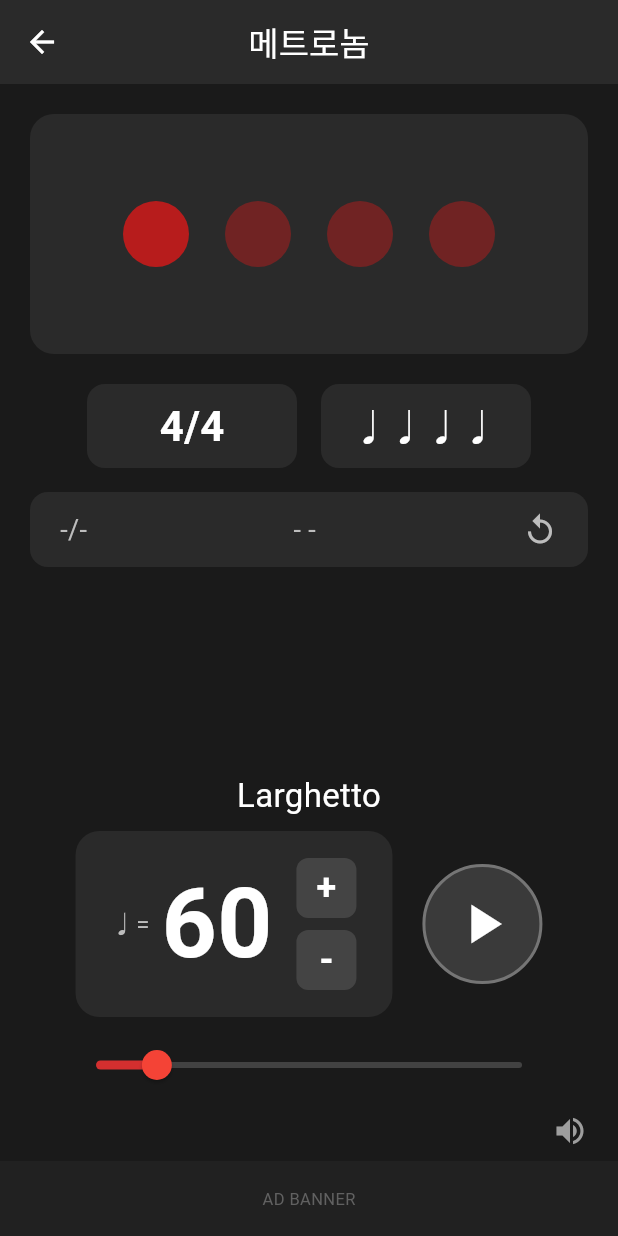
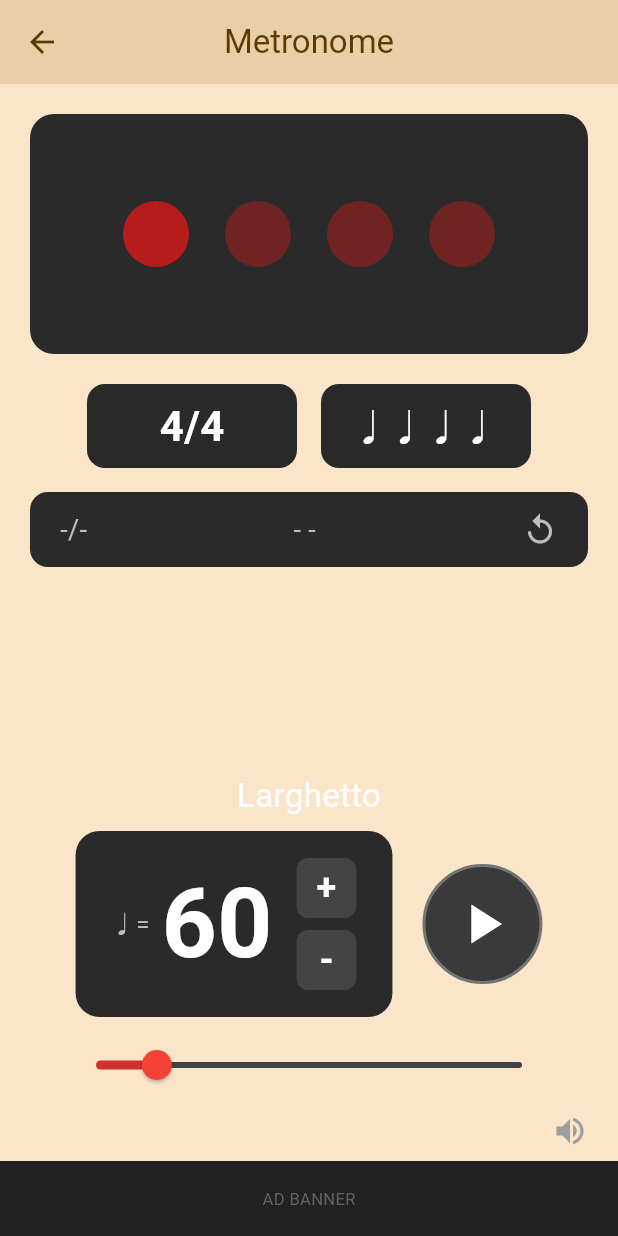
Before and after one commit to rnak24-lab/guitar-teacher, a Flutter app: the MetronomeScreen screen opened directly, on a phone screen of 412 x 824 dp. Run offline on Flutter 3.47's test engine with Material 3 defaults, Android fonts, the phone set to English and light mode, and no system bars; our stand-ins replace shared_preferences; accounts and stored records are empty.

Commit message:
fix: Unified AppBar design - subtle, slightly darker than background
- Light: AppBar #E8CFA8 (warm apricot, darker than bg #FAE5C8)
- Dark: AppBar #1A1A1A (slightly darker than bg #121212)
- Removed all hardcoded AppBar colors (blue, orange, purple, gold)
- All screens now follow theme AppBar consistently
- Zero elevation, clean flat design
- English titles for tuner/metronome

Co-Authored-By: Claude Opus 4.6 (1M context) <noreply@anthropic.com>

```diff
--- a/lib/main.dart
+++ b/lib/main.dart
@@ -41,9 +41,11 @@ class GuitarTeacherAppState extends State<GuitarTeacherApp> {
     scaffoldBackgroundColor: const Color(0xFFFAE5C8),
     useMaterial3: true,
     appBarTheme: const AppBarTheme(
-      backgroundColor: Color(0xFF8B6914),
-      foregroundColor: Colors.white,
+      backgroundColor: Color(0xFFE8CFA8),  // slightly darker than apricot bg
+      foregroundColor: Color(0xFF5D3A00),
       centerTitle: true,
+      elevation: 0,
+      scrolledUnderElevation: 0.5,
     ),
   );
 
@@ -57,9 +59,11 @@ class GuitarTeacherAppState extends State<GuitarTeacherApp> {
     scaffoldBackgroundColor: const Color(0xFF121212),
     useMaterial3: true,
     appBarTheme: const AppBarTheme(
-      backgroundColor: Color(0xFF1E1E1E),
-      foregroundColor: Colors.white,
+      backgroundColor: Color(0xFF1A1A1A),  // slightly darker than dark bg
+      foregroundColor: Color(0xFFE8CFA8),
       centerTitle: true,
+      elevation: 0,
+      scrolledUnderElevation: 0.5,
     ),
   );
 
--- a/lib/screens/chord_trainer/chord_game.dart
+++ b/lib/screens/chord_trainer/chord_game.dart
@@ -75,11 +75,8 @@ class _ChordGameState extends State<ChordGame> {
   @override
   Widget build(BuildContext context) {
     return Scaffold(
-      backgroundColor: const Color(0xFFFAE5C8),
       appBar: AppBar(
         title: Text('${tr('chord_game_title')} ($_diffLabel)'),
-        backgroundColor: const Color(0xFF8B6914),
-        foregroundColor: Colors.white,
         leading: IconButton(icon: const Icon(Icons.close), onPressed: _saveAndExit),
         actions: [
           IconButton(icon: Icon(_paused ? Icons.play_arrow : Icons.pause),
--- a/lib/screens/chord_trainer/chord_setup.dart
+++ b/lib/screens/chord_trainer/chord_setup.dart
@@ -18,10 +18,7 @@ class _ChordSetupState extends State<ChordSetup> {
     return Scaffold(
       appBar: AppBar(
         title: Text(tr('chord_setup_title')),
-        backgroundColor: const Color(0xFF8B6914),
-        foregroundColor: Colors.white,
       ),
-      backgroundColor: const Color(0xFFFAE5C8),
       body: Padding(
         padding: const EdgeInsets.all(20),
         child: Column(
--- a/lib/screens/fretboard_trainer/fretboard_game.dart
+++ b/lib/screens/fretboard_trainer/fretboard_game.dart
@@ -99,8 +99,6 @@ class _FretboardGameState extends State<FretboardGame> {
     return Scaffold(
       appBar: AppBar(
         title: Text('${tr('fretboard_game_title')} | ${tr('fretboard_score')}: $_score/$_total'),
-        backgroundColor: Colors.blue,
-        foregroundColor: Colors.white,
         leading: IconButton(icon: const Icon(Icons.close), onPressed: _saveAndExit),
         actions: [
           Row(
--- a/lib/screens/fretboard_trainer/fretboard_setup.dart
+++ b/lib/screens/fretboard_trainer/fretboard_setup.dart
@@ -127,8 +127,6 @@ class _FretboardSetupState extends State<FretboardSetup> with TickerProviderStat
     return Scaffold(
       appBar: AppBar(
         title: const Text('Note Finder 🎵'),
-        backgroundColor: const Color(0xFF4A90D9),
-        foregroundColor: Colors.white,
         leading: IconButton(icon: const Icon(Icons.close), onPressed: _saveAndExit),
         actions: [
           // Score display
--- a/lib/screens/metronome/metronome_screen.dart
+++ b/lib/screens/metronome/metronome_screen.dart
@@ -85,11 +85,8 @@ class _MetronomeScreenState extends State<MetronomeScreen> with SingleTickerProv
   @override
   Widget build(BuildContext context) {
     return Scaffold(
-      backgroundColor: const Color(0xFF1A1A1A),
       appBar: AppBar(
-        title: const Text('메트로놈'),
-        backgroundColor: const Color(0xFF2A2A2A),
-        foregroundColor: Colors.white,
+        title: const Text('Metronome'),
       ),
       body: Column(
         children: [
--- a/lib/screens/octave_trainer/octave_game.dart
+++ b/lib/screens/octave_trainer/octave_game.dart
@@ -64,8 +64,6 @@ class _OctaveGameState extends State<OctaveGame> {
     return Scaffold(
       appBar: AppBar(
         title: Text(tr('octave_game_title')),
-        backgroundColor: Colors.orange,
-        foregroundColor: Colors.white,
         leading: IconButton(
           icon: const Icon(Icons.help_outline),
           onPressed: () => showDialog(
--- a/lib/screens/octave_trainer/octave_setup.dart
+++ b/lib/screens/octave_trainer/octave_setup.dart
@@ -130,8 +130,6 @@ class _OctaveSetupState extends State<OctaveSetup> with TickerProviderStateMixin
     return Scaffold(
       appBar: AppBar(
         title: Text('${tr('home_octave')} 🎹'),
-        backgroundColor: Colors.orange,
-        foregroundColor: Colors.white,
         leading: IconButton(icon: const Icon(Icons.close), onPressed: _saveAndExit),
         actions: [
           // Help button
--- a/lib/screens/tuner/tuner_screen.dart
+++ b/lib/screens/tuner/tuner_screen.dart
@@ -57,11 +57,8 @@ class _TunerScreenState extends State<TunerScreen> {
     final diff = _isListening ? _detectedFrequency - _targetFreq : 0.0;
 
     return Scaffold(
-      backgroundColor: const Color(0xFFFAE5C8),
       appBar: AppBar(
-        title: const Text('튜너'),
-        backgroundColor: Colors.purple[700],
-        foregroundColor: Colors.white,
+        title: const Text('Tuner'),
         actions: [
           Row(
             children: [
```
